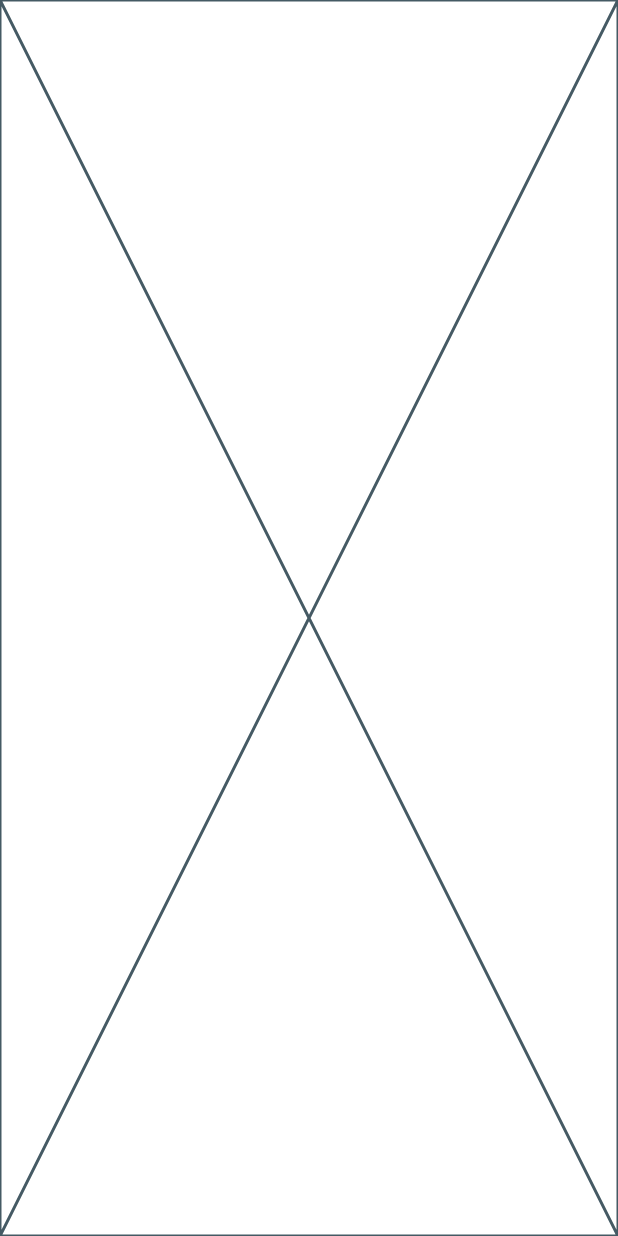
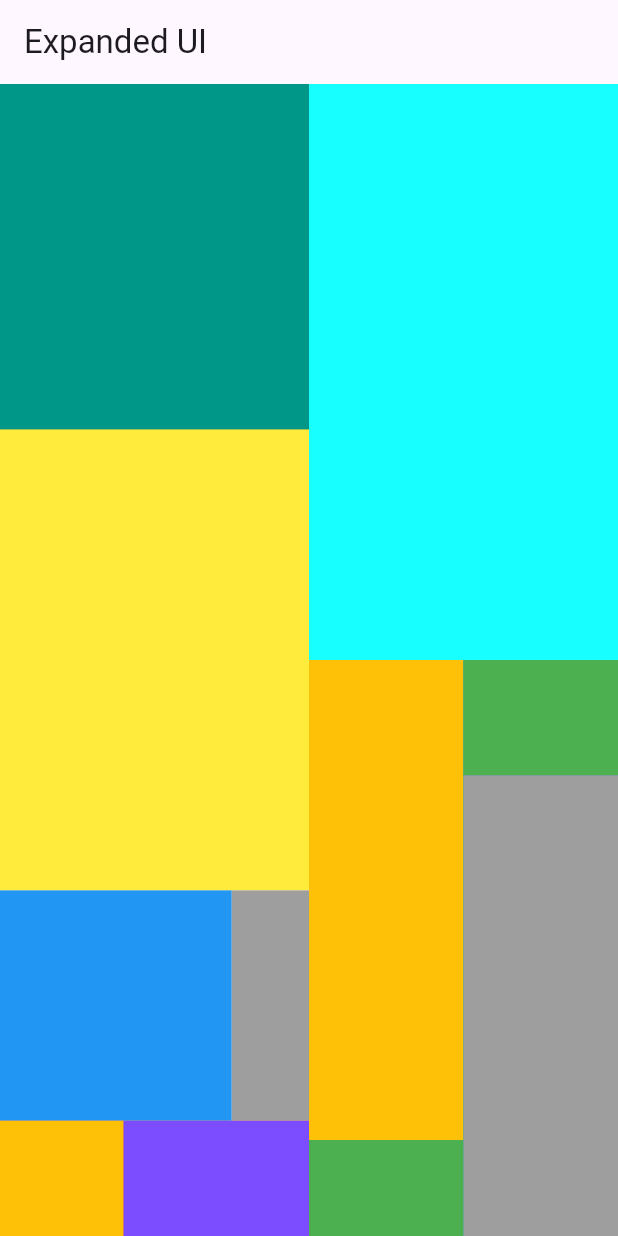
Before and after one commit to KefayetUllah/Flutter_Practices, a Flutter app: the screen it shows after launch, on a phone screen of 412 x 824 dp. Run offline on Flutter 3.47's test engine with Material 3 defaults, Android fonts, the phone set to English and light mode, and no system bars.

Commit message:
Initial commit

```diff
--- a/expanded_class/lib/main.dart
+++ b/expanded_class/lib/main.dart
@@ -4,7 +4,6 @@ import 'package:flutter/material.dart';
 void main() {
   runApp(const MyApp());
 }
-
 class MyApp extends StatelessWidget {
   const MyApp({super.key});
 
--- a/expanded_class/lib/uidesign.dart
+++ b/expanded_class/lib/uidesign.dart
@@ -10,6 +10,112 @@ class Uidesign extends StatefulWidget {
 class _UidesignState extends State<Uidesign> {
   @override
   Widget build(BuildContext context) {
-    return const Placeholder();
+    return Scaffold(
+      appBar: AppBar(title: Text("Expanded UI")),
+      body: Row(
+        children: [
+          Expanded(
+            child: Container(
+              color: Colors.amber,
+              child: Column(
+                children: [
+                  Expanded(flex: 3, child: Container(color: Colors.teal)),
+                  Expanded(flex: 4, child: Container(color: Colors.yellow)),
+                  Expanded(
+                    flex: 2,
+                    child: Container(
+                      color: Colors.white,
+                      child: Row(
+                        children: [
+                          Expanded(
+                            flex: 3,
+                            child: Container(color: Colors.blue),
+                          ),
+                          Expanded(
+                            flex: 1,
+                            child: Container(color: Colors.grey),
+                          ),
+                        ],
+                      ),
+                    ),
+                  ),
+                  Expanded(
+                    flex: 1,
+                    child: Container(
+                      color: Colors.red,
+                      child: Row(
+                        children: [
+                          Expanded(
+                            flex: 2,
+                            child: Container(color: Colors.amber),
+                          ),
+                          Expanded(
+                            flex: 3,
+                            child: Container(color: Colors.deepPurpleAccent),
+                          ),
+                        ],
+                      ),
+                    ),
+                  ),
+                ],
+              ),
+            ),
+          ),
+          Expanded(
+            child: Container(
+              color: Colors.green,
+              child: Column(
+                children: [
+                  Expanded(child: Container(color: Colors.cyanAccent)),
+                  Expanded(
+                    child: Container(
+                      color: Colors.white,
+                      child: Row(
+                        children: [
+                          Expanded(
+                            child: Container(
+                              color: Colors.green,
+                              child: Column(
+                                children: [
+                                  Expanded(
+                                    flex: 5,
+                                    child: Container(color: Colors.amber),
+                                  ),
+                                  Expanded(
+                                    flex: 1,
+                                    child: Container(color: Colors.green),
+                                  ),
+                                ],
+                              ),
+                            ),
+                          ),
+                          Expanded(
+                            child: Container(
+                              color: Colors.teal,
+                              child: Column(
+                                children: [
+                                  Expanded(
+                                    flex: 1,
+                                    child: Container(color: Colors.green),
+                                  ),
+                                  Expanded(
+                                    flex: 4,
+                                    child: Container(color: Colors.grey),
+                                  ),
+                                ],
+                              ),
+                            ),
+                          ),
+                        ],
+                      ),
+                    ),
+                  ),
+                ],
+              ),
+            ),
+          ),
+        ],
+      ),
+    );
   }
 }
```
Also changed, not shown: 1 other file.
